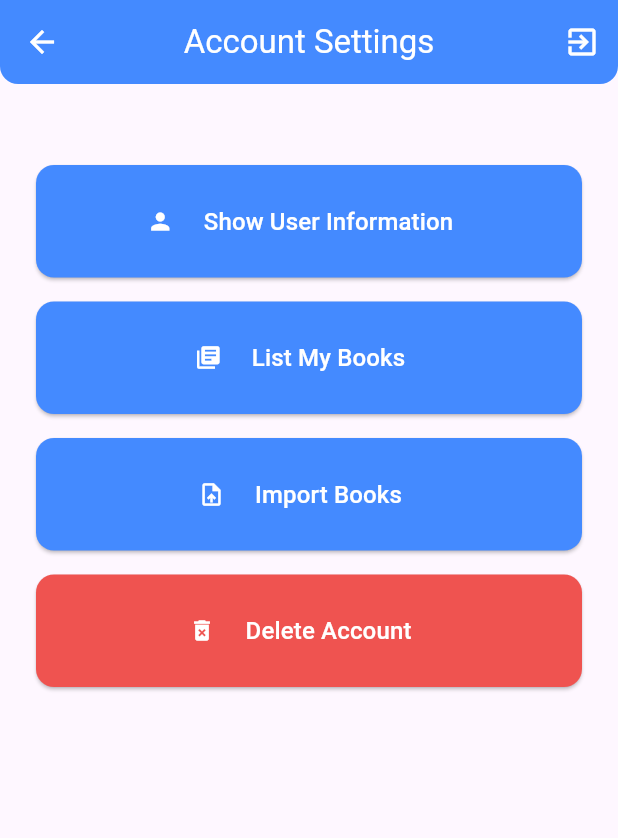
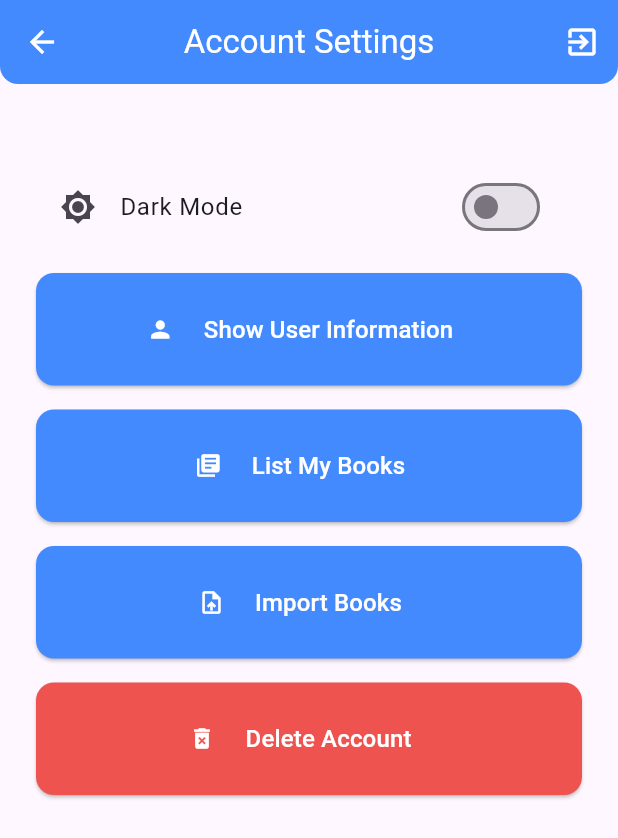
Before and after one commit to fightme4ls/reading_tracker, a Flutter app: the MainScreen screen opened directly, after a tap on the "account circle" icon, on a phone screen of 412 x 824 dp. Shown: the top 838 px of the screen. Run offline on Flutter 3.47's test engine with Material 3 defaults, Android fonts, the light colour scheme and no system bars; our stand-ins replace cloud_firestore, firebase_auth, firebase_core, firebase_remote_config, google_sign_in, hive and 4 more; accounts and stored records are empty.

Commit message:
Added a dark mode

```diff
--- a/lib/main.dart
+++ b/lib/main.dart
@@ -10,6 +10,9 @@ import 'firebase_options.dart';
 import 'package:package_info_plus/package_info_plus.dart';
 import 'package:firebase_remote_config/firebase_remote_config.dart';
 import 'package:url_launcher/url_launcher.dart';
+import 'package:provider/provider.dart';
+import 'package:shared_preferences/shared_preferences.dart';
+import 'services/theme_provider.dart';
 
 Future<void> updateExistingBooks() async {
   final bookBox = Hive.box<Book>('books');
@@ -53,12 +56,22 @@ Future<String?> _getLatestAppVersionFromRemoteConfig() async {
   }
 }
 
-class MyApp extends StatefulWidget {
+class MyApp extends StatelessWidget {
   @override
-  _MyAppState createState() => _MyAppState();
+  Widget build(BuildContext context) {
+    return ChangeNotifierProvider(
+      create: (_) => ThemeProvider(),
+      child: _MyAppContent(),
+    );
+  }
 }
 
-class _MyAppState extends State<MyApp> {
+class _MyAppContent extends StatefulWidget {
+  @override
+  _MyAppContentState createState() => _MyAppContentState();
+}
+
+class _MyAppContentState extends State<_MyAppContent> {
   bool _updateAvailable = false;
   bool _checkingForUpdate = true;
 
@@ -142,6 +155,8 @@ class _MyAppState extends State<MyApp> {
 
   @override
   Widget build(BuildContext context) {
+    final themeProvider = Provider.of<ThemeProvider>(context);
+
     if (_checkingForUpdate) {
       return const MaterialApp(
         home: Scaffold(
@@ -154,6 +169,9 @@ class _MyAppState extends State<MyApp> {
 
     if (_updateAvailable) {
       return MaterialApp(
+        theme: ThemeData(),
+        darkTheme: ThemeData.dark(),
+        themeMode: themeProvider.themeMode,
         home: Scaffold(
           body: Center(
             child: Card(
@@ -220,6 +238,8 @@ class _MyAppState extends State<MyApp> {
       return MaterialApp(
         title: 'Reading Tracker',
         theme: ThemeData(primarySwatch: Colors.blue),
+        darkTheme: ThemeData.dark(),
+        themeMode: themeProvider.themeMode,
         home: InitialScreen(),
       );
     }
--- a/lib/screens/account_screen.dart
+++ b/lib/screens/account_screen.dart
@@ -6,6 +6,8 @@ import '../models/book.dart';
 import 'login_page.dart';
 import 'package:http/http.dart' as http;
 import 'dart:convert';
+import 'package:provider/provider.dart';
+import '../services/theme_provider.dart';
 
 class AccountScreen extends StatefulWidget {
   @override
@@ -19,7 +21,6 @@ class _AccountScreenState extends State<AccountScreen> {
   @override
   void initState() {
     super.initState();
-
     FirebaseAuth.instance.authStateChanges().listen((user) {
       if (mounted) {
         setState(() {
@@ -198,7 +199,7 @@ class _AccountScreenState extends State<AccountScreen> {
           String imageUrl = "https://placehold.co/600x400/png/?text=Manual\\nEntry&font=Oswald";
           String type = "Novel";
           //String? mangaDexLink = await _searchMangaDex(title);
-          const String mangaDexLink = ""; // Set a default empty string
+          const String mangaDexLink = "";
 
           if (searchResult.isNotEmpty && searchResult['images']?['jpg']?['image_url'] != null) {
             imageUrl = searchResult['images']['jpg']['image_url'];
@@ -291,6 +292,18 @@ class _AccountScreenState extends State<AccountScreen> {
     );
   }
 
+  Widget _buildThemeToggle() {
+    final themeProvider = Provider.of<ThemeProvider>(context);
+    return SwitchListTile(
+      title: Text('Dark Mode'),
+      value: themeProvider.themeMode == ThemeMode.dark,
+      onChanged: (bool value) {
+        themeProvider.toggleTheme();
+      },
+      secondary: Icon(themeProvider.themeMode == ThemeMode.dark ? Icons.brightness_2 : Icons.brightness_high),
+    );
+  }
+
   @override
   Widget build(BuildContext context) {
     return Scaffold(
@@ -327,6 +340,8 @@ class _AccountScreenState extends State<AccountScreen> {
             children: [
               SizedBox(height: 30),
               if (currentUser != null) ...[
+                _buildThemeToggle(),
+                SizedBox(height: 16),
                 _buildUserInfoButton(),
                 SizedBox(height: 16),
                 _buildListBooksButton(),
--- a/lib/screens/home_screen.dart
+++ b/lib/screens/home_screen.dart
@@ -264,9 +264,13 @@ class _HomeScreenState extends State<HomeScreen> with WidgetsBindingObserver {
   Widget build(BuildContext context) {
     return Scaffold(
       appBar: AppBar(
-        title: Text('Recently Read'),
+        title: Text(
+          'Recently Read',
+          style: TextStyle(
+            color: Theme.of(context).textTheme.titleLarge?.color,
+          ),
+        ),
         centerTitle: true,
-        foregroundColor: Colors.black,
         shape: RoundedRectangleBorder(
           borderRadius: BorderRadius.vertical(bottom: Radius.circular(12)),
         ),
@@ -449,7 +453,10 @@ class _HomeScreenState extends State<HomeScreen> with WidgetsBindingObserver {
                         SizedBox(width: 4),
                         Text(
                           'Ch. ${book.chapter}',
-                          style: TextStyle(color: Colors.grey.shade700, fontSize: 12),
+                          style: TextStyle(
+                            color: Theme.of(context).textTheme.bodyMedium?.color,
+                            fontSize: 12,
+                          ),
                         ),
                       ],
                     ),
@@ -460,7 +467,10 @@ class _HomeScreenState extends State<HomeScreen> with WidgetsBindingObserver {
                         SizedBox(width: 4),
                         Text(
                           lastReadText,
-                          style: TextStyle(fontSize: 12, color: Colors.grey),
+                          style: TextStyle(
+                            fontSize: 12,
+                            color: Theme.of(context).textTheme.bodySmall?.color,
+                          ),
                         ),
                       ],
                     ),
--- a/lib/screens/login_page.dart
+++ b/lib/screens/login_page.dart
@@ -243,7 +243,7 @@ class _LoginPageState extends State<LoginPage> {
                 },
                 child: RichText(
                   text: TextSpan(
-                    style: TextStyle(fontSize: 16, color: Colors.black87),
+                    style: TextStyle(fontSize: 16, color: Theme.of(context).textTheme.bodyMedium?.color),
                     children: <TextSpan>[
                       TextSpan(text: 'Don\'t have an account? '),
                       TextSpan(
--- a/lib/screens/main_screen.dart
+++ b/lib/screens/main_screen.dart
@@ -115,7 +115,7 @@ class _MainScreenState extends State<MainScreen> {
       decoration: BoxDecoration(
         boxShadow: [
           BoxShadow(
-            color: Colors.grey.withValues(),
+            color: Colors.grey.withOpacity(0.3),
             blurRadius: 8,
             offset: Offset(0, -2),
           ),
@@ -141,8 +141,8 @@ class _MainScreenState extends State<MainScreen> {
         ],
         currentIndex: _selectedIndex,
         onTap: _onItemTapped,
-        selectedItemColor: Theme.of(context).primaryColor,
-        unselectedItemColor: Colors.grey,
+        selectedItemColor: Theme.of(context).colorScheme.primary,
+        unselectedItemColor: Theme.of(context).unselectedWidgetColor,
         showUnselectedLabels: true,
         type: BottomNavigationBarType.fixed,
       ),
--- a/lib/screens/signup_page.dart
+++ b/lib/screens/signup_page.dart
@@ -191,7 +191,7 @@ class _SignUpPageState extends State<SignUpPage> {
                 },
                 child: RichText(
                   text: TextSpan(
-                    style: TextStyle(fontSize: 16, color: Colors.black87),
+                    style: TextStyle(fontSize: 16, color: Theme.of(context).textTheme.bodyMedium?.color),
                     children: <TextSpan>[
                       TextSpan(text: 'Already have an account? '),
                       TextSpan(
--- /dev/null
+++ b/lib/services/theme_provider.dart
@@ -0,0 +1,26 @@
+import 'package:flutter/material.dart';
+import 'package:shared_preferences/shared_preferences.dart';
+
+class ThemeProvider extends ChangeNotifier {
+  ThemeMode _themeMode = ThemeMode.light;
+
+  ThemeMode get themeMode => _themeMode;
+
+  ThemeProvider() {
+    _loadTheme();
+  }
+
+  Future<void> _loadTheme() async {
+    final prefs = await SharedPreferences.getInstance();
+    final isDarkMode = prefs.getBool('isDarkMode') ?? false;
+    _themeMode = isDarkMode ? ThemeMode.dark : ThemeMode.light;
+    notifyListeners();
+  }
+
+  Future<void> toggleTheme() async {
+    _themeMode = _themeMode == ThemeMode.light ? ThemeMode.dark : ThemeMode.light;
+    notifyListeners();
+    final prefs = await SharedPreferences.getInstance();
+    await prefs.setBool('isDarkMode', _themeMode == ThemeMode.dark);
+  }
+}
```
Also changed, not shown: lib/screens/library_screen.dart (+16 -13 lines), 5 other files.
